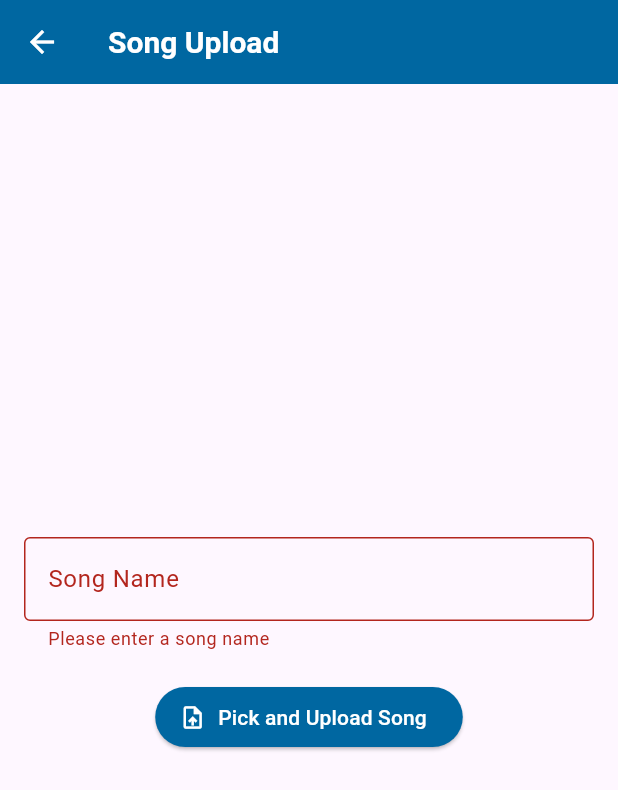
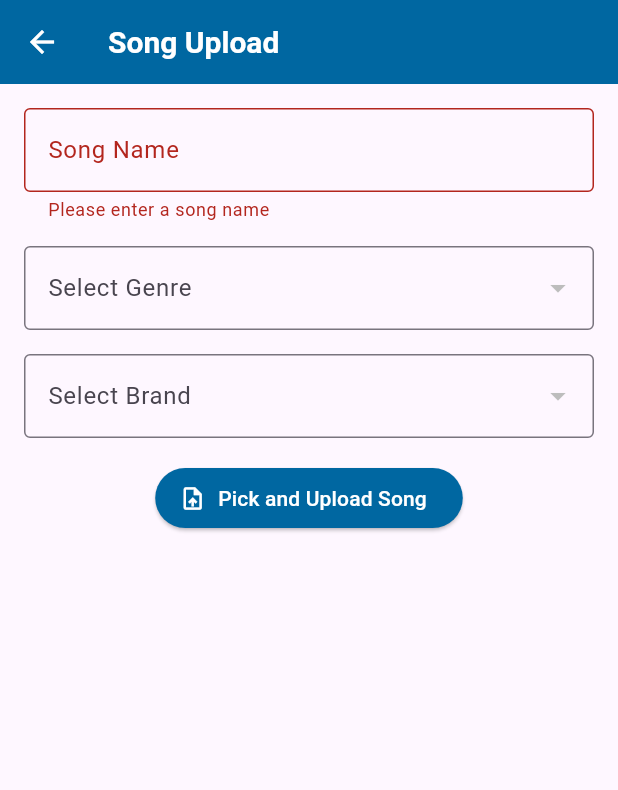
Before and after one commit to vprabhu1771/flutter_supabase_independent_music_streaming, a Flutter app: the UploadScreen screen opened directly, after a tap on "Pick and Upload Song", on a phone screen of 412 x 824 dp. Shown: the top 790 px of the screen. Run offline on Flutter 3.47's test engine with Material 3 defaults, Android fonts, the phone set to English and light mode, and no system bars; our stand-ins replace audioplayers, file_picker, flutter_dotenv, flutter_secure_storage, fluttertoast, shared_preferences and 1 more; accounts and stored records are empty.

Commit message:
Update UploadScreen.dart

```diff
--- a/lib/screens/UploadScreen.dart
+++ b/lib/screens/UploadScreen.dart
@@ -2,10 +2,11 @@ import 'dart:io';
 import 'package:flutter/material.dart';
 import 'package:file_picker/file_picker.dart';
 import 'package:supabase_flutter/supabase_flutter.dart';
+import '../models/Brand.dart';
+import '../models/Genre.dart';
 
 class UploadScreen extends StatefulWidget {
   final String title;
-
   const UploadScreen({Key? key, required this.title}) : super(key: key);
 
   @override
@@ -18,22 +19,42 @@ class _UploadScreenState extends State<UploadScreen> {
   final TextEditingController _songNameController = TextEditingController();
   bool isUploading = false;
   String? uploadedFileUrl;
-
   String? userId;
+  List<Genre> genres = [];
+  List<Brand> brands = [];
+  Genre? selectedGenre;
+  Brand? selectedBrand;
 
   @override
   void initState() {
     super.initState();
-
-    setState(() {
-      userId = supabase.auth.currentUser!.id;
-    });
-
+    userId = supabase.auth.currentUser?.id;
+    fetchGenres();
+    fetchBrands();
   }
 
+  Future<void> fetchGenres() async {
+    final data = await supabase.from('genres').select();
+    setState(() {
+      genres = data.map<Genre>((json) => Genre.fromJson(json)).toList();
+    });
+  }
+
+  Future<void> fetchBrands() async {
+    final data = await supabase.from('brands').select();
+    setState(() {
+      brands = data.map<Brand>((json) => Brand.fromJson(json)).toList();
+    });
+  }
 
   Future<void> uploadSong() async {
     if (!_formKey.currentState!.validate()) return;
+    if (selectedGenre == null || selectedBrand == null) {
+      ScaffoldMessenger.of(context).showSnackBar(
+        const SnackBar(content: Text('Please select both genre and brand.')),
+      );
+      return;
+    }
 
     try {
       final result = await FilePicker.platform.pickFiles(
@@ -41,18 +62,15 @@ class _UploadScreenState extends State<UploadScreen> {
         allowedExtensions: ['mp3', 'wav', 'aac'],
       );
 
-      if (result == null) return; // User canceled file picker
+      if (result == null) return;
 
       final file = File(result.files.single.path!);
-      // final fileName = result.files.single.name;
-      final fileName = DateTime.now().millisecondsSinceEpoch.toString();
+      final fileName = "${DateTime.now().millisecondsSinceEpoch}.mp3";
       final songName = _songNameController.text.trim();
 
       setState(() => isUploading = true);
 
-      // Upload the file to Supabase Storage
       final response = await supabase.storage.from('assets').upload('songs/$fileName', file);
-
       if (response == null) {
         throw response;
       }
@@ -64,39 +82,31 @@ class _UploadScreenState extends State<UploadScreen> {
         uploadedFileUrl = publicUrl;
       });
 
-      // Insert song details into the 'songs' table
-      final insertResponse = await supabase.from('songs').insert({
+      await supabase.from('songs').insert({
         'name': songName,
         'image_path': publicUrl,
         'song_path': publicUrl,
-        'genre_id': 6,
-        'brand_id': 1,
+        'genre_id': selectedGenre!.id,
+        'brand_id': selectedBrand!.id,
         'user_id': userId,
         'created_at': DateTime.now().toIso8601String(),
       });
 
-      if (insertResponse != null) {
-        throw insertResponse!;
-      }
-
       ScaffoldMessenger.of(context).showSnackBar(
-        const SnackBar(content: Text('Song uploaded and saved successfully!')),
+        const SnackBar(content: Text('Song uploaded successfully!')),
       );
 
-      _songNameController.clear(); // Clear input field after successful upload
+      _songNameController.clear();
+      setState(() {
+        selectedGenre = null;
+        selectedBrand = null;
+      });
     } catch (e) {
       setState(() => isUploading = false);
       ScaffoldMessenger.of(context).showSnackBar(
         SnackBar(content: Text('Upload Failed: $e')),
       );
-      print('Upload Failed: $e');
     }
-  }
-
-  @override
-  void dispose() {
-    _songNameController.dispose();
-    super.dispose();
   }
 
   @override
@@ -108,7 +118,6 @@ class _UploadScreenState extends State<UploadScreen> {
         child: Form(
           key: _formKey,
           child: Column(
-            mainAxisAlignment: MainAxisAlignment.center,
             children: [
               TextFormField(
                 controller: _songNameController,
@@ -118,14 +127,43 @@ class _UploadScreenState extends State<UploadScreen> {
                 ),
                 validator: (value) => value == null || value.isEmpty ? 'Please enter a song name' : null,
               ),
-              const SizedBox(height: 20),
+              const SizedBox(height: 16),
+              DropdownButtonFormField<Genre>(
+                value: selectedGenre,
+                items: genres.map((Genre genre) {
+                  return DropdownMenuItem<Genre>(
+                    value: genre,
+                    child: Text(genre.name),
+                  );
+                }).toList(),
+                onChanged: (value) => setState(() => selectedGenre = value),
+                decoration: const InputDecoration(
+                  labelText: 'Select Genre',
+                  border: OutlineInputBorder(),
+                ),
+              ),
+              const SizedBox(height: 16),
+              DropdownButtonFormField<Brand>(
+                value: selectedBrand,
+                items: brands.map((Brand brand) {
+                  return DropdownMenuItem<Brand>(
+                    value: brand,
+                    child: Text(brand.name),
+                  );
+                }).toList(),
+                onChanged: (value) => setState(() => selectedBrand = value),
+                decoration: const InputDecoration(
+                  labelText: 'Select Brand',
+                  border: OutlineInputBorder(),
+                ),
+              ),
+              const SizedBox(height: 16),
               ElevatedButton.icon(
                 icon: const Icon(Icons.upload_file),
                 label: const Text('Pick and Upload Song'),
                 onPressed: isUploading ? null : uploadSong,
               ),
-              const SizedBox(height: 20),
-              if (isUploading) const CircularProgressIndicator(),
+              if (isUploading) const Padding(padding: EdgeInsets.all(16), child: CircularProgressIndicator()),
               if (uploadedFileUrl != null) ...[
                 const SizedBox(height: 20),
                 const Text('File Uploaded!'),
```
